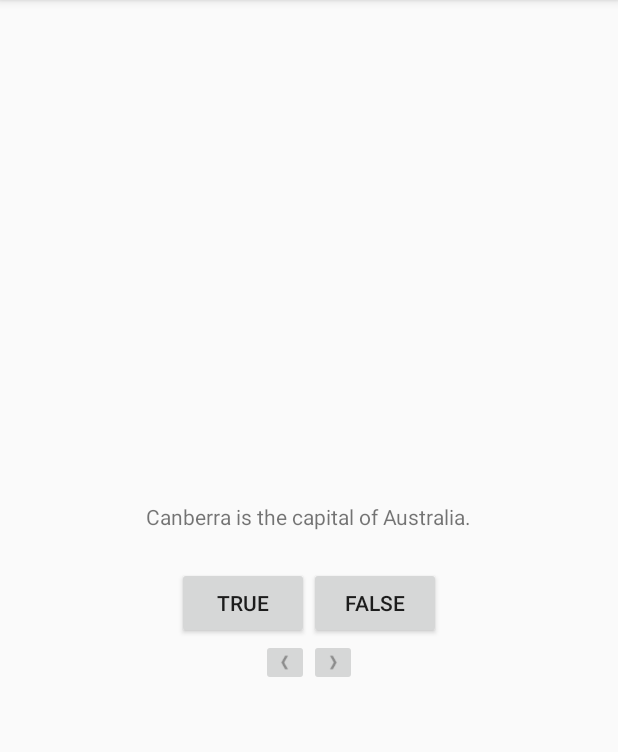
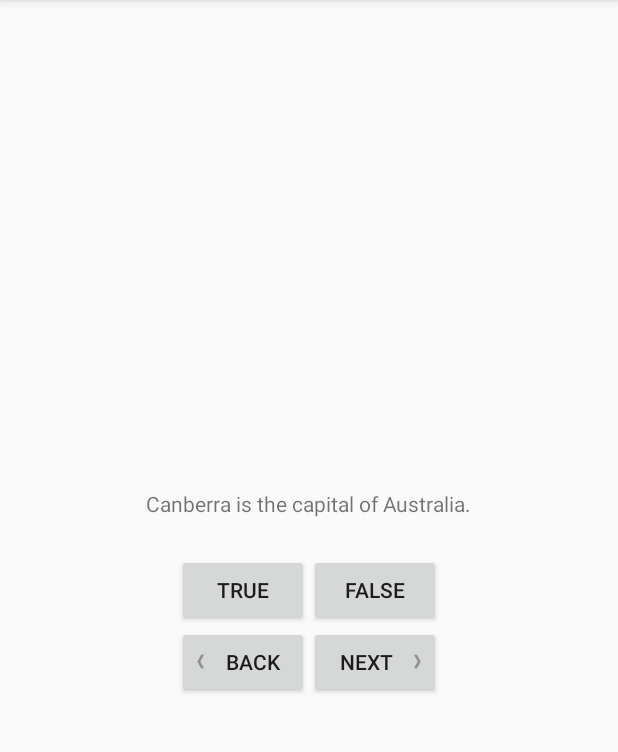
Before and after one commit to chydee/GeoQuiz, an Android app: the screen it shows after launch (MainActivity), on a phone screen of 412 x 824 dp, the part 84-836 px from its top. Run offline under Robolectric (Android 15) with nearby library versions, the phone set to English and light mode, and no system bars.

Commit message:
land_layout UI polishing

```diff
--- a/app/src/main/java/com/example/geoquiz/MainActivity.java
+++ b/app/src/main/java/com/example/geoquiz/MainActivity.java
@@ -39,7 +39,6 @@ public class MainActivity extends AppCompatActivity {
 
         mTrueButton = findViewById(R.id.true_button);
         mFalseButton = findViewById(R.id.false_button);
-        mNextButton = findViewById(R.id.next_button);
         mQuestionTextView = findViewById(R.id.question_text_view);
         updateQuestion();
 
@@ -59,6 +58,7 @@ public class MainActivity extends AppCompatActivity {
 
         });
 
+        mNextButton = findViewById(R.id.next_button);
         mNextButton.setOnClickListener(new View.OnClickListener() {
             @Override
             public void onClick(View view) {
--- a/app/src/main/res/layout/activity_main.xml
+++ b/app/src/main/res/layout/activity_main.xml
@@ -32,19 +32,22 @@
         android:layout_height="wrap_content"
         android:orientation="horizontal">
 
-        <ImageButton
+        <Button
             android:id="@+id/previous_button"
             android:layout_width="wrap_content"
             android:layout_height="wrap_content"
-            android:contentDescription="@string/previous_button"
-            android:src="@drawable/arrow_left" />
+            android:drawableLeft="@drawable/arrow_left"
+            android:drawablePadding="4dp"
+            android:text="@string/previous_button"/>
 
-        <ImageButton
+        <Button
             android:id="@+id/next_button"
             android:layout_width="wrap_content"
             android:layout_height="wrap_content"
-            android:contentDescription="@string/next_button"
-            android:src="@drawable/arrow_right"/>
+            android:drawableRight="@drawable/arrow_right"
+            android:drawablePadding="4dp"
+            android:text="@string/next_button"/>
+
 
 
     </LinearLayout>
```
